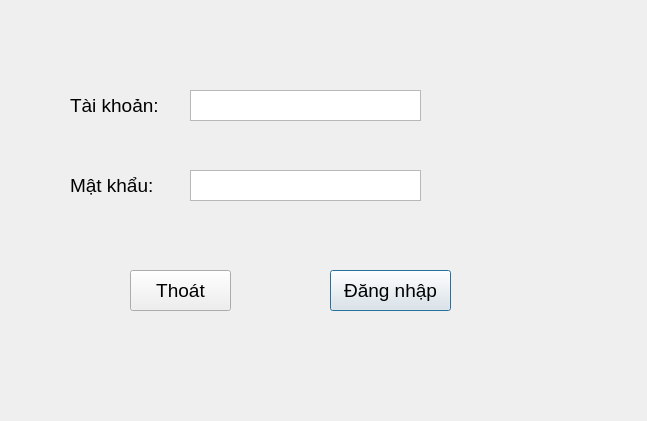
The window that giao_dien/dangnhap.ui (vunameaut/pycharm) describes before a commit, drawn with Qt 5.
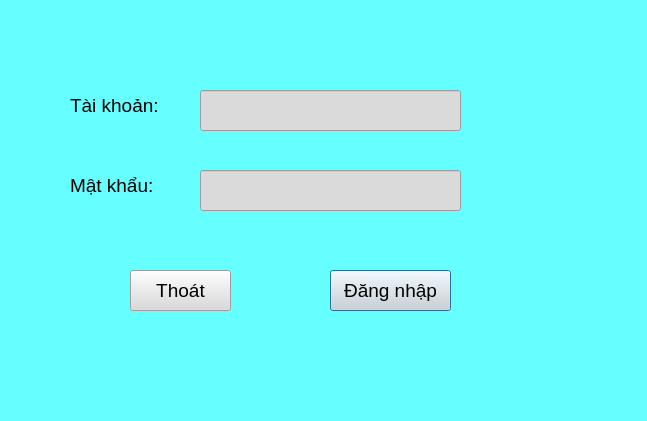
The same window after the commit.

```diff
--- a/giao_dien/dangnhap.ui
+++ b/giao_dien/dangnhap.ui
@@ -13,6 +13,15 @@
   <property name="windowTitle">
    <string>Đăng nhập</string>
   </property>
+  <property name="toolTip">
+   <string>&lt;html&gt;&lt;head/&gt;&lt;body&gt;&lt;p&gt;&lt;br/&gt;&lt;/p&gt;&lt;/body&gt;&lt;/html&gt;</string>
+  </property>
+  <property name="autoFillBackground">
+   <bool>false</bool>
+  </property>
+  <property name="styleSheet">
+   <string notr="true">background-color: rgb(102, 255, 255);</string>
+  </property>
   <widget class="QLabel" name="label">
    <property name="geometry">
     <rect>
@@ -25,11 +34,19 @@
    <property name="font">
     <font>
      <pointsize>14</pointsize>
+     <weight>50</weight>
+     <bold>false</bold>
     </font>
    </property>
    <property name="text">
     <string>Tài khoản: </string>
    </property>
+   <property name="margin">
+    <number>0</number>
+   </property>
+   <property name="textInteractionFlags">
+    <set>Qt::TextBrowserInteraction</set>
+   </property>
   </widget>
   <widget class="QLabel" name="label_2">
    <property name="geometry">
@@ -49,26 +66,6 @@
     <string>Mật khẩu: </string>
    </property>
   </widget>
-  <widget class="QTextEdit" name="textEdit">
-   <property name="geometry">
-    <rect>
-     <x>190</x>
-     <y>90</y>
-     <width>231</width>
-     <height>31</height>
-    </rect>
-   </property>
-  </widget>
-  <widget class="QTextEdit" name="textEdit_2">
-   <property name="geometry">
-    <rect>
-     <x>190</x>
-     <y>170</y>
-     <width>231</width>
-     <height>31</height>
-    </rect>
-   </property>
-  </widget>
   <widget class="QPushButton" name="pushButton">
    <property name="geometry">
     <rect>
@@ -83,6 +80,9 @@
      <pointsize>14</pointsize>
     </font>
    </property>
+   <property name="styleSheet">
+    <string notr="true">background-color:rgb(218, 218, 218);</string>
+   </property>
    <property name="text">
     <string>Đăng nhập</string>
    </property>
@@ -101,10 +101,42 @@
      <pointsize>14</pointsize>
     </font>
    </property>
+   <property name="styleSheet">
+    <string notr="true">background-color:rgb(218, 218, 218);</string>
+   </property>
    <property name="text">
     <string>Thoát</string>
    </property>
   </widget>
+  <widget class="QLineEdit" name="txt_mk">
+   <property name="geometry">
+    <rect>
+     <x>200</x>
+     <y>170</y>
+     <width>261</width>
+     <height>41</height>
+    </rect>
+   </property>
+   <property name="styleSheet">
+    <string notr="true">background-color:rgb(218, 218, 218);</string>
+   </property>
+   <property name="echoMode">
+    <enum>QLineEdit::Password</enum>
+   </property>
+  </widget>
+  <widget class="QLineEdit" name="txt_tk">
+   <property name="geometry">
+    <rect>
+     <x>200</x>
+     <y>90</y>
+     <width>261</width>
+     <height>41</height>
+    </rect>
+   </property>
+   <property name="styleSheet">
+    <string notr="true">background-color:rgb(218, 218, 218);</string>
+   </property>
+  </widget>
  </widget>
  <resources/>
  <connections/>
```
